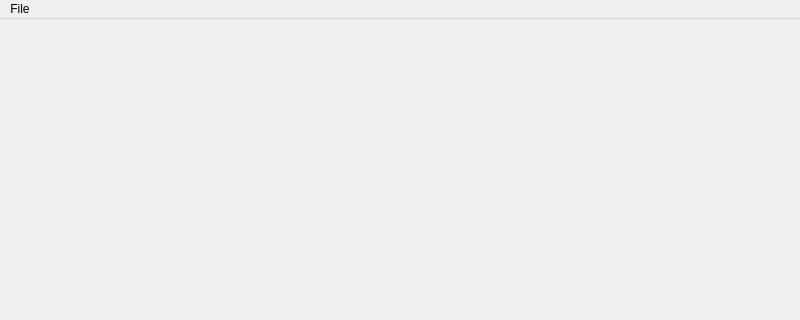
Above: src/voronoi.ui from cogsys-tuebingen/cslibs_vectormaps before the change; both pictures show x 0 to 800 and y 0 to 320 of the 800 by 600 pixel window. Below: the same form after it.
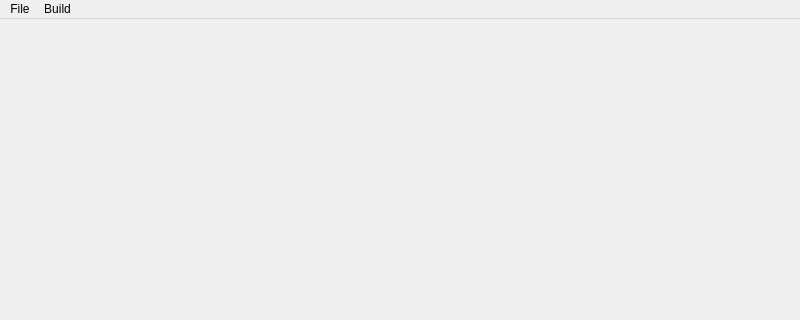
That is the form after the change.

Patch:
```diff
--- a/src/voronoi.ui
+++ b/src/voronoi.ui
@@ -31,7 +31,14 @@
     </property>
     <addaction name="actionLoad"/>
    </widget>
+   <widget class="QMenu" name="menuBuild">
+    <property name="title">
+     <string>Build</string>
+    </property>
+    <addaction name="actionBuild_Voronoi"/>
+   </widget>
    <addaction name="menuFile"/>
+   <addaction name="menuBuild"/>
   </widget>
   <widget class="QStatusBar" name="statusbar"/>
   <action name="actionLoad">
```
Left out of the diff: 5 changed lines with no effect on the pictures.
